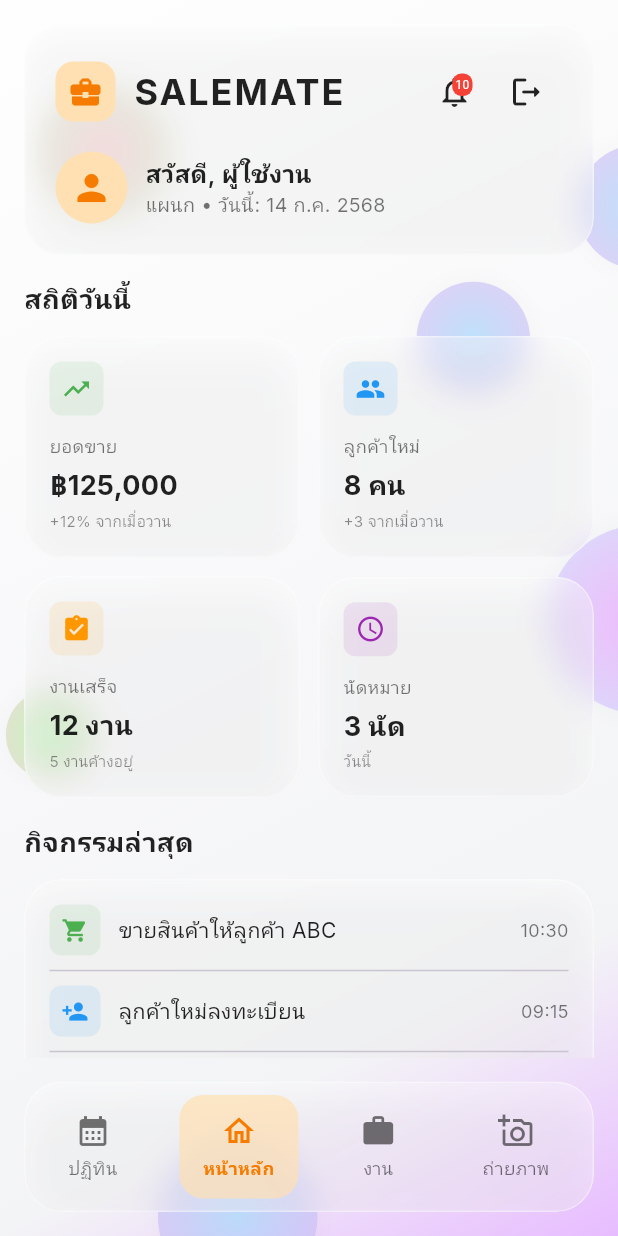
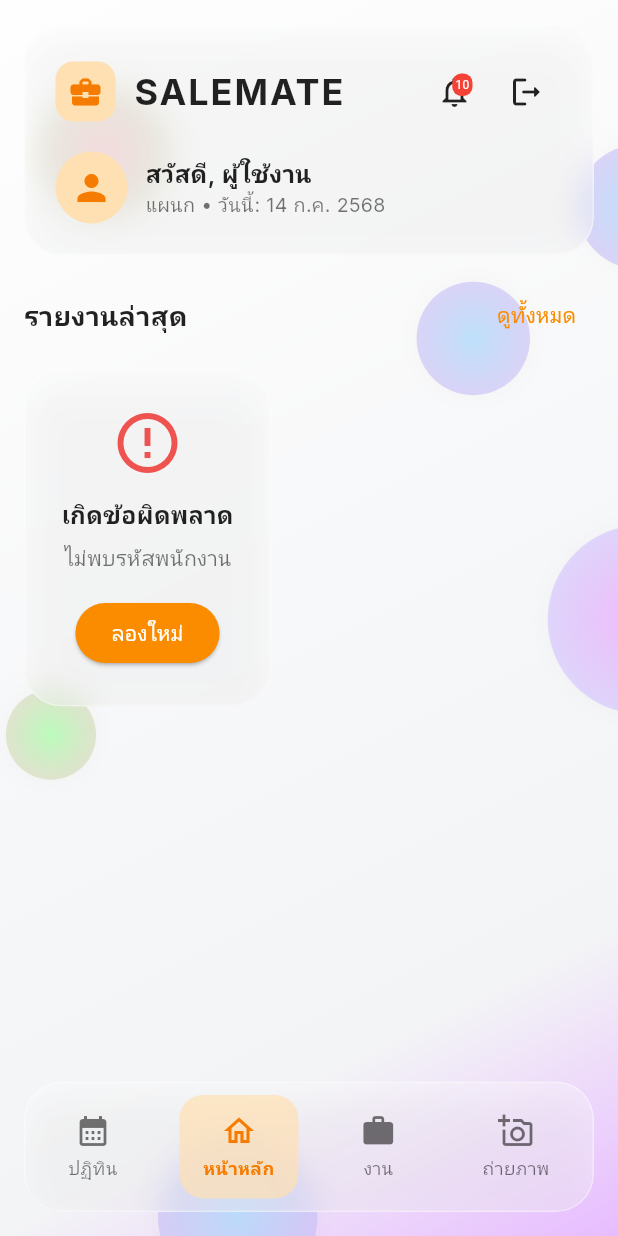
Before and after one commit to HAMTJ/salemate-mobile, a Flutter app: the HomeScreen screen opened directly with empty values, on a phone screen of 412 x 824 dp. Run offline on Flutter 3.47's test engine with Material 3 defaults, Android fonts, the phone set to English and light mode, and no system bars; our stand-ins replace google_fonts, image_picker, permission_handler, shared_preferences; missing offline and left inert: gal; accounts and stored records are empty.

Commit message:
v.4 - แก้หน้า home information

```diff
--- a/lib/screens/home_information.dart
+++ b/lib/screens/home_information.dart
@@ -3,8 +3,11 @@ import 'package:google_fonts/google_fonts.dart';
 import '../widgets/glass_container.dart';
 import '../models/user.dart';
 import '../models/employee_data.dart';
+import '../models/task_models.dart';
+import '../services/task_service.dart';
+import 'work_main_screen.dart';
 
-class HomeInformationWidget extends StatelessWidget {
+class HomeInformationWidget extends StatefulWidget {
   final User? user;
   final EmployeeData? employeeData;
 
@@ -15,22 +18,113 @@ class HomeInformationWidget extends StatelessWidget {
   });
 
   @override
+  State<HomeInformationWidget> createState() => _HomeInformationWidgetState();
+}
+
+class _HomeInformationWidgetState extends State<HomeInformationWidget> {
+  List<RecentReportItem> _recentReports = [];
+  bool _isLoading = true;
+  String? _errorMessage;
+
+  @override
+  void initState() {
+    super.initState();
+    _loadRecentReports();
+  }
+
+  Future<void> _loadRecentReports() async {
+    if (widget.employeeData?.employeeCode == null) {
+      setState(() {
+        _errorMessage = 'ไม่พบรหัสพนักงาน';
+        _isLoading = false;
+      });
+      return;
+    }
+
+    try {
+      setState(() {
+        _isLoading = true;
+        _errorMessage = null;
+      });
+
+      final result = await TaskService.getTasks(
+        employeeCode: widget.employeeData!.employeeCode!,
+      );
+
+      if (result.isSuccess && result.data != null) {
+        final recentReports = _convertToRecentReports(result.data!);
+        setState(() {
+          _recentReports = recentReports;
+          _isLoading = false;
+        });
+      } else {
+        setState(() {
+          _errorMessage = result.message;
+          _isLoading = false;
+        });
+      }
+    } catch (e) {
+      setState(() {
+        _errorMessage = 'เกิดข้อผิดพลาด: ${e.toString()}';
+        _isLoading = false;
+      });
+    }
+  }
+
+  List<RecentReportItem> _convertToRecentReports(TaskData taskData) {
+    List<RecentReportItem> reports = [];
+
+    // รวบรวมข้อมูลจากทุกสาขาและเรียงตามวันที่ล่าสุด
+    for (var workType in taskData.workTypes) {
+      for (var date in workType.dates) {
+        for (var location in date.locations) {
+          for (var task in location.tasks) {
+            reports.add(RecentReportItem(
+              branchName: location.storeNameThai,
+              brandName: location.accountNameEnglish,
+              reportTime: _formatTime(date.workingDate),
+              reportDate: _formatDate(date.workingDate),
+              status: task.isCompleted ? 'completed' : 'in_progress',
+              workType: workType.workType,
+              originalDate: date.workingDate,
+              quotationShareSubNo: task.quotationShareSubNo,
+            ));
+          }
+        }
+      }
+    }
+
+    // เรียงตามวันที่ล่าสุดและเอา 5 อันดับแรก
+    reports.sort((a, b) => b.originalDate.compareTo(a.originalDate));
+    return reports.take(5).toList();
+  }
+
+  String _formatTime(DateTime dateTime) {
+    return '${dateTime.hour.toString().padLeft(2, '0')}:${dateTime.minute.toString().padLeft(2, '0')}';
+  }
+
+  String _formatDate(DateTime dateTime) {
+    final now = DateTime.now();
+    final today = DateTime(now.year, now.month, now.day);
+    final yesterday = today.subtract(const Duration(days: 1));
+    final targetDate = DateTime(dateTime.year, dateTime.month, dateTime.day);
+
+    if (targetDate == today) {
+      return 'วันนี้';
+    } else if (targetDate == yesterday) {
+      return 'เมื่อวาน';
+    } else {
+      return '${dateTime.day}/${dateTime.month}/${dateTime.year}';
+    }
+  }
+
+  @override
   Widget build(BuildContext context) {
     return SingleChildScrollView(
       child: Column(
         children: [
-          // Quick Stats Cards
-          _buildQuickStatsSection(),
-
-          const SizedBox(height: 16),
-
-          // Recent Activities
-          _buildRecentActivitiesSection(),
-
-          const SizedBox(height: 16),
-
-          // Quick Actions
-          _buildQuickActionsSection(),
+          // Recent Reports - รายงานที่คีย์ไปล่าสุด
+          _buildRecentReportsSection(),
 
           const SizedBox(height: 20),
         ],
@@ -38,118 +132,155 @@ class HomeInformationWidget extends StatelessWidget {
     );
   }
 
-  Widget _buildQuickStatsSection() {
+  Widget _buildRecentReportsSection() {
     return Column(
       crossAxisAlignment: CrossAxisAlignment.start,
       children: [
+        Row(
+          mainAxisAlignment: MainAxisAlignment.spaceBetween,
+          children: [
             Text(
-          'สถิติวันนี้',
+              'รายงานล่าสุด',
               style: GoogleFonts.inter(
                 fontSize: 18,
                 fontWeight: FontWeight.bold,
                 color: Colors.black87,
               ),
             ),
-        const SizedBox(height: 12),
-        Row(
-          children: [
-            Expanded(
-              child: _buildStatCard(
-                icon: Icons.trending_up,
-                title: 'ยอดขาย',
-                value: '฿125,000',
-                subtitle: '+12% จากเมื่อวาน',
-                color: Colors.green,
+            TextButton(
+              onPressed: () {
+                // นำทางไปหน้างาน
+                Navigator.push(
+                  context,
+                  MaterialPageRoute(
+                    builder: (context) => WorkMainScreen(
+                      user: widget.user,
+                      employeeData: widget.employeeData,
                     ),
                   ),
-            const SizedBox(width: 12),
-            Expanded(
-              child: _buildStatCard(
-                icon: Icons.people,
-                title: 'ลูกค้าใหม่',
-                value: '8 คน',
-                subtitle: '+3 จากเมื่อวาน',
-                color: Colors.blue,
+                );
+              },
+              child: Text(
+                'ดูทั้งหมด',
+                style: GoogleFonts.inter(
+                  fontSize: 14,
+                  color: Colors.orange.shade600,
+                  fontWeight: FontWeight.w500,
+                ),
               ),
             ),
           ],
         ),
         const SizedBox(height: 12),
-        Row(
+
+        // แสดงเนื้อหาตามสถานะ
+        _buildReportsContent(),
+      ],
+    );
+  }
+
+  Widget _buildReportsContent() {
+    if (_isLoading) {
+      return _buildLoadingState();
+    } else if (_errorMessage != null) {
+      return _buildErrorState();
+    } else if (_recentReports.isEmpty) {
+      return _buildEmptyState();
+    } else {
+      return _buildReportsList();
+    }
+  }
+
+  Widget _buildLoadingState() {
+    return GlassContainer(
+      padding: const EdgeInsets.all(32),
+      child: Center(
+        child: Column(
           children: [
-            Expanded(
-              child: _buildStatCard(
-                icon: Icons.assignment_turned_in,
-                title: 'งานเสร็จ',
-                value: '12 งาน',
-                subtitle: '5 งานค้างอยู่',
-                color: Colors.orange,
+            CircularProgressIndicator(
+              valueColor: AlwaysStoppedAnimation<Color>(Colors.orange.shade600),
             ),
-            ),
-            const SizedBox(width: 12),
-            Expanded(
-              child: _buildStatCard(
-                icon: Icons.schedule,
-                title: 'นัดหมาย',
-                value: '3 นัด',
-                subtitle: 'วันนี้',
-                color: Colors.purple,
+            const SizedBox(height: 16),
+            Text(
+              'กำลังโหลดรายงานล่าสุด...',
+              style: GoogleFonts.inter(
+                fontSize: 14,
+                color: Colors.black54,
               ),
             ),
           ],
         ),
-      ],
+      ),
     );
   }
 
-  Widget _buildStatCard({
-    required IconData icon,
-    required String title,
-    required String value,
-    required String subtitle,
-    required Color color,
-  }) {
+  Widget _buildErrorState() {
     return GlassContainer(
-      padding: const EdgeInsets.all(16),
+      padding: const EdgeInsets.all(24),
       child: Column(
-        crossAxisAlignment: CrossAxisAlignment.start,
         children: [
-          Row(
-            children: [
-              Container(
-                padding: const EdgeInsets.all(8),
-                decoration: BoxDecoration(
-                  color: color.withOpacity(0.1),
-                  borderRadius: BorderRadius.circular(8),
-                ),
-                child: Icon(icon, color: color, size: 20),
-              ),
-              const Spacer(),
-            ],
+          Icon(
+            Icons.error_outline,
+            size: 48,
+            color: Colors.red.shade400,
           ),
           const SizedBox(height: 12),
           Text(
-            title,
+            'เกิดข้อผิดพลาด',
             style: GoogleFonts.inter(
-              fontSize: 12,
-              color: Colors.black54,
-            ),
-          ),
-          const SizedBox(height: 4),
-          Text(
-            value,
-            style: GoogleFonts.inter(
-              fontSize: 18,
-              fontWeight: FontWeight.bold,
+              fontSize: 16,
+              fontWeight: FontWeight.w600,
               color: Colors.black87,
             ),
           ),
-          const SizedBox(height: 4),
+          const SizedBox(height: 8),
           Text(
-            subtitle,
+            _errorMessage!,
             style: GoogleFonts.inter(
-              fontSize: 10,
-              color: Colors.black45,
+              fontSize: 14,
+              color: Colors.black54,
+            ),
+            textAlign: TextAlign.center,
+          ),
+          const SizedBox(height: 16),
+          ElevatedButton(
+            onPressed: _loadRecentReports,
+            style: ElevatedButton.styleFrom(
+              backgroundColor: Colors.orange.shade600,
+              foregroundColor: Colors.white,
+            ),
+            child: Text('ลองใหม่'),
+          ),
+        ],
+      ),
+    );
+  }
+
+  Widget _buildEmptyState() {
+    return GlassContainer(
+      padding: const EdgeInsets.all(24),
+      child: Column(
+        children: [
+          Icon(
+            Icons.assignment_outlined,
+            size: 48,
+            color: Colors.grey.shade400,
+          ),
+          const SizedBox(height: 12),
+          Text(
+            'ไม่มีรายงานล่าสุด',
+            style: GoogleFonts.inter(
+              fontSize: 16,
+              fontWeight: FontWeight.w600,
+              color: Colors.black87,
+            ),
+          ),
+          const SizedBox(height: 8),
+          Text(
+            'ยังไม่มีการคีย์รายงานใดๆ',
+            style: GoogleFonts.inter(
+              fontSize: 14,
+              color: Colors.black54,
             ),
           ),
         ],
@@ -157,139 +288,159 @@ class HomeInformationWidget extends StatelessWidget {
     );
   }
 
-  Widget _buildRecentActivitiesSection() {
+  Widget _buildReportsList() {
+    return GlassContainer(
+      padding: const EdgeInsets.all(16),
+      child: Column(
+        children: _recentReports.asMap().entries.map((entry) {
+          final index = entry.key;
+          final report = entry.value;
           return Column(
+            children: [
+              _buildReportItem(report),
+              if (index < _recentReports.length - 1) const SizedBox(height: 12),
+            ],
+          );
+        }).toList(),
+      ),
+    );
+  }
+
+  Widget _buildReportItem(RecentReportItem report) {
+    Color statusColor;
+    IconData statusIcon;
+    String statusText;
+
+    switch (report.status) {
+      case 'completed':
+        statusColor = Colors.green;
+        statusIcon = Icons.check_circle;
+        statusText = 'เสร็จแล้ว';
+        break;
+      case 'in_progress':
+        statusColor = Colors.orange;
+        statusIcon = Icons.pending;
+        statusText = 'กำลังทำ';
+        break;
+      default:
+        statusColor = Colors.grey;
+        statusIcon = Icons.radio_button_unchecked;
+        statusText = 'รอดำเนินการ';
+    }
+
+    return InkWell(
+      onTap: () {
+        // นำทางไปหน้ารายละเอียดรายงาน
+        Navigator.push(
+          context,
+          MaterialPageRoute(
+            builder: (context) => WorkMainScreen(
+              user: widget.user,
+              employeeData: widget.employeeData,
+              initialDate: report.originalDate, // ส่งวันที่ไปด้วย
+            ),
+          ),
+        );
+      },
+      borderRadius: BorderRadius.circular(12),
+      child: Container(
+        padding: const EdgeInsets.all(12),
+        decoration: BoxDecoration(
+          color: Colors.white.withOpacity(0.3),
+          borderRadius: BorderRadius.circular(12),
+          border: Border.all(
+            color: Colors.white.withOpacity(0.2),
+            width: 1,
+          ),
+        ),
+        child: Row(
+          children: [
+            // Store Icon
+            Container(
+              width: 40,
+              height: 40,
+              decoration: BoxDecoration(
+                color: Colors.blue.withOpacity(0.1),
+                borderRadius: BorderRadius.circular(8),
+              ),
+              child: Icon(
+                Icons.store,
+                color: Colors.blue.shade600,
+                size: 20,
+              ),
+            ),
+
+            const SizedBox(width: 12),
+
+            // Branch & Brand Info
+            Expanded(
+              child: Column(
                 crossAxisAlignment: CrossAxisAlignment.start,
                 children: [
                   Text(
-          'กิจกรรมล่าสุด',
+                    report.branchName,
                     style: GoogleFonts.inter(
-            fontSize: 18,
-            fontWeight: FontWeight.bold,
+                      fontSize: 14,
+                      fontWeight: FontWeight.w600,
                       color: Colors.black87,
                     ),
+                    maxLines: 1,
+                    overflow: TextOverflow.ellipsis,
                   ),
-        const SizedBox(height: 12),
-        GlassContainer(
-          padding: const EdgeInsets.all(16),
-          child: Column(
-            children: [
-              _buildActivityItem(
-                icon: Icons.shopping_cart,
-                title: 'ขายสินค้าให้ลูกค้า ABC',
-                time: '10:30',
-                color: Colors.green,
+                  const SizedBox(height: 2),
+                  Text(
+                    report.brandName,
+                    style: GoogleFonts.inter(
+                      fontSize: 12,
+                      color: Colors.black54,
                     ),
-              const Divider(height: 20),
-              _buildActivityItem(
-                icon: Icons.person_add,
-                title: 'ลูกค้าใหม่ลงทะเบียน',
-                time: '09:15',
-                color: Colors.blue,
+                    maxLines: 1,
+                    overflow: TextOverflow.ellipsis,
                   ),
-              const Divider(height: 20),
-              _buildActivityItem(
-                icon: Icons.call,
-                title: 'โทรติดตามลูกค้า XYZ',
-                time: '08:45',
-                color: Colors.orange,
+                  // แสดง Work Type เพิ่มเติม
+                  Text(
+                    report.workType,
+                    style: GoogleFonts.inter(
+                      fontSize: 10,
+                      color: Colors.black45,
+                      fontStyle: FontStyle.italic,
+                    ),
                   ),
                 ],
               ),
             ),
-      ],
-    );
-  }
 
-  Widget _buildActivityItem({
-    required IconData icon,
-    required String title,
-    required String time,
-    required Color color,
-  }) {
-    return Row(
+            const SizedBox(width: 8),
+
+            // Time & Status
+            Column(
+              crossAxisAlignment: CrossAxisAlignment.end,
               children: [
-        Container(
-          padding: const EdgeInsets.all(8),
-          decoration: BoxDecoration(
-            color: color.withOpacity(0.1),
-            borderRadius: BorderRadius.circular(8),
+                Row(
+                  mainAxisSize: MainAxisSize.min,
+                  children: [
+                    Icon(
+                      statusIcon,
+                      color: statusColor,
+                      size: 16,
                     ),
-          child: Icon(icon, color: color, size: 18),
-        ),
-        const SizedBox(width: 12),
-        Expanded(
-          child: Text(
-            title,
-            style: GoogleFonts.inter(
-              fontSize: 14,
-              color: Colors.black87,
-            ),
-          ),
-        ),
+                    const SizedBox(width: 4),
                     Text(
-          time,
+                      statusText,
                       style: GoogleFonts.inter(
                         fontSize: 12,
-            color: Colors.black54,
-          ),
-        ),
-      ],
-    );
-  }
-
-  Widget _buildQuickActionsSection() {
-    return Column(
-      crossAxisAlignment: CrossAxisAlignment.start,
-      children: [
-        Text(
-          'เมนูด่วน',
-          style: GoogleFonts.inter(
-            fontSize: 18,
-            fontWeight: FontWeight.bold,
-            color: Colors.black87,
-          ),
-        ),
-        const SizedBox(height: 12),
-        GlassContainer(
-          padding: const EdgeInsets.all(16),
-          child: Column(
-            children: [
-              Row(
-                children: [
-                  Expanded(
-                    child: _buildQuickActionButton(
-                      icon: Icons.add_shopping_cart,
-                      label: 'เพิ่มขาย',
-                      color: Colors.green,
-                    ),
-                  ),
-                  const SizedBox(width: 12),
-                  Expanded(
-                    child: _buildQuickActionButton(
-                      icon: Icons.person_add,
-                      label: 'ลูกค้าใหม่',
-                      color: Colors.blue,
+                        color: statusColor,
+                        fontWeight: FontWeight.w500,
                       ),
                     ),
                   ],
                 ),
-              const SizedBox(height: 12),
-              Row(
-                children: [
-                  Expanded(
-                    child: _buildQuickActionButton(
-                      icon: Icons.assignment,
-                      label: 'สร้างงาน',
-                      color: Colors.orange,
-                    ),
-                  ),
-                  const SizedBox(width: 12),
-                  Expanded(
-                    child: _buildQuickActionButton(
-                      icon: Icons.analytics,
-                      label: 'รายงาน',
-                      color: Colors.purple,
+                const SizedBox(height: 2),
+                Text(
+                  '${report.reportTime} • ${report.reportDate}',
+                  style: GoogleFonts.inter(
+                    fontSize: 11,
+                    color: Colors.black45,
                   ),
                 ),
               ],
@@ -297,42 +448,29 @@ class HomeInformationWidget extends StatelessWidget {
           ],
         ),
       ),
-      ],
-    );
-  }
-
-  Widget _buildQuickActionButton({
-    required IconData icon,
-    required String label,
-    required Color color,
-  }) {
-    return ElevatedButton(
-      style: ElevatedButton.styleFrom(
-        backgroundColor: color.withOpacity(0.1),
-        foregroundColor: color,
-        elevation: 0,
-        padding: const EdgeInsets.symmetric(vertical: 16),
-        shape: RoundedRectangleBorder(
-          borderRadius: BorderRadius.circular(12),
-          side: BorderSide(color: color.withOpacity(0.3)),
-        ),
-      ),
-      onPressed: () {
-        // TODO: Implement actions
-      },
-      child: Column(
-        children: [
-          Icon(icon, size: 24),
-          const SizedBox(height: 4),
-          Text(
-            label,
-            style: GoogleFonts.inter(
-              fontSize: 12,
-              fontWeight: FontWeight.w500,
-            ),
-          ),
-        ],
-      ),
     );
   }
 }
+
+// Model สำหรับรายงานล่าสุด
+class RecentReportItem {
+  final String branchName;
+  final String brandName;
+  final String reportTime;
+  final String reportDate;
+  final String status;
+  final String workType;
+  final DateTime originalDate;
+  final String quotationShareSubNo;
+
+  RecentReportItem({
+    required this.branchName,
+    required this.brandName,
+    required this.reportTime,
+    required this.reportDate,
+    required this.status,
+    required this.workType,
+    required this.originalDate,
+    required this.quotationShareSubNo,
+  });
+}
```
Lines whose indentation alone changed are shown as unchanged.
